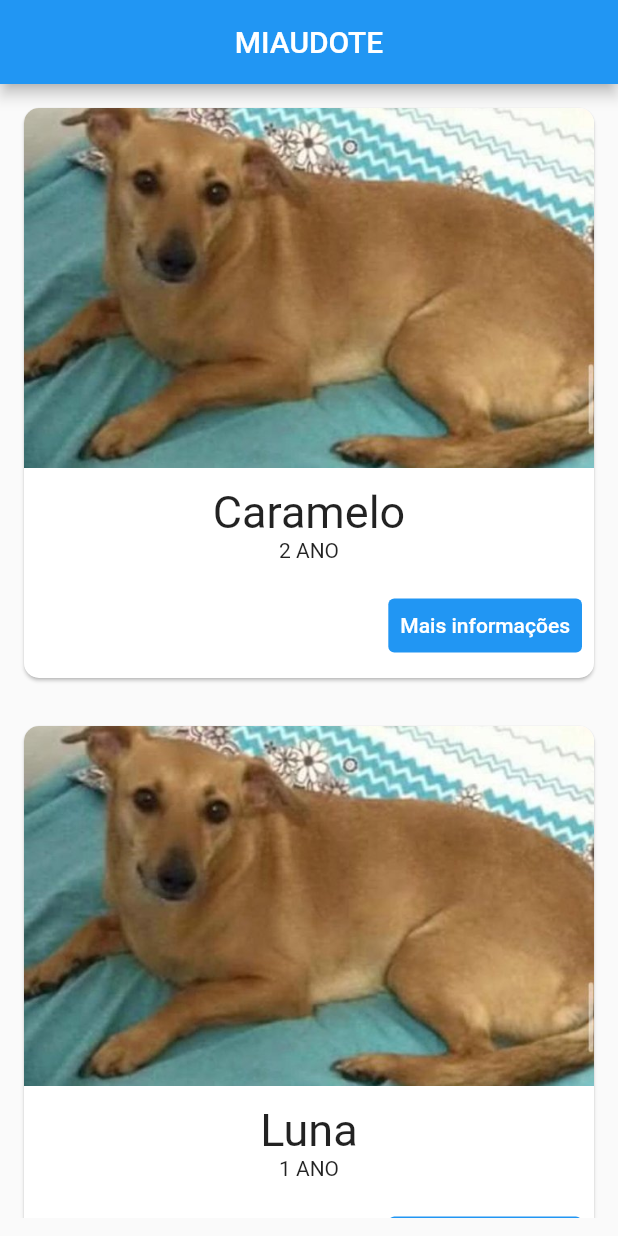
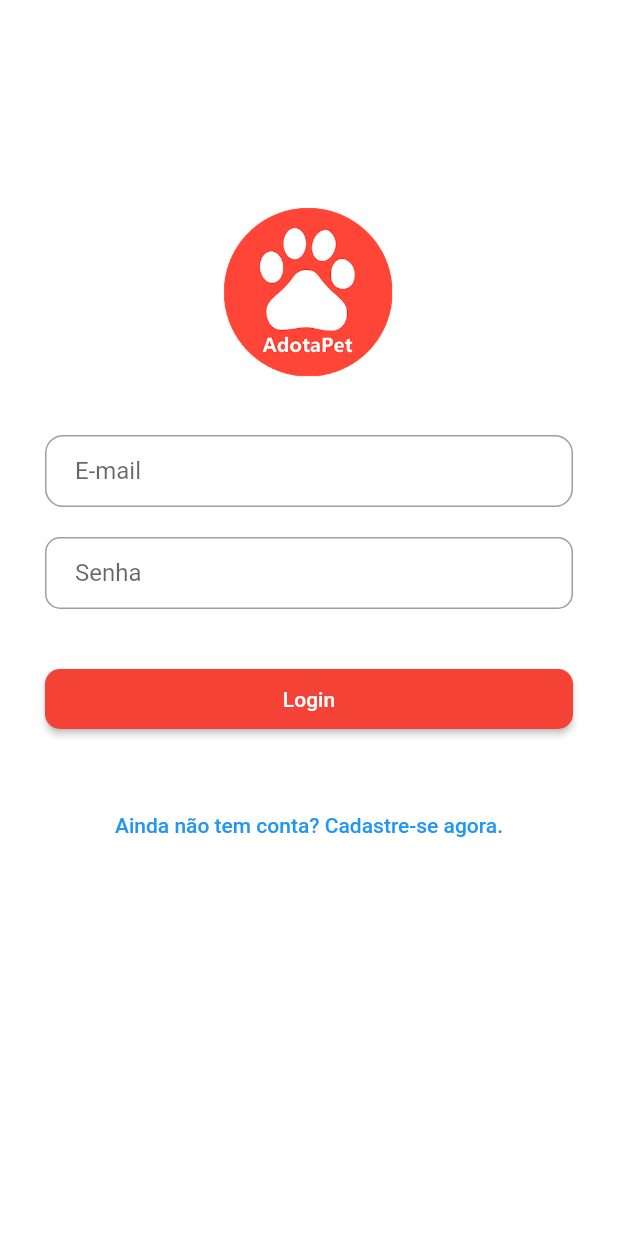
Before and after one commit to bantheus/proj-software-mobile-2022-2, a Flutter app: the screen it shows after launch, on a phone screen of 412 x 824 dp. Run offline on Flutter 3.47's test engine with Material 2 defaults, Android fonts, the phone set to English and light mode, and no system bars.

Commit message:
merge: cadastro, login, user

```diff
--- /dev/null
+++ b/lib/models/user.dart
@@ -0,0 +1,15 @@
+class User {
+  String nome;
+  String email;
+  String celular;
+  String senha;
+  bool status;
+
+  User({
+    required this.nome,
+    required this.email,
+    required this.celular,
+    required this.senha,
+    this.status = false,
+  });
+}
--- a/lib/my_app.dart
+++ b/lib/my_app.dart
@@ -1,5 +1,5 @@
 import 'package:flutter/material.dart';
-import 'package:miaudote/screens/home_screen.dart';
+import 'package:miaudote/screens/login_screen.dart';
 
 class MyApp extends StatelessWidget {
   const MyApp({super.key});
@@ -12,7 +12,7 @@
       theme: ThemeData(
         primarySwatch: Colors.blue,
       ),
-      home:HomePage(),
+      home: const LoginPage(),
     );
   }
 }
--- a/lib/repositories/pet_repository.dart
+++ b/lib/repositories/pet_repository.dart
@@ -1,10 +1,18 @@
 import 'package:miaudote/models/pet.dart';
+import 'dart:collection';
+import 'package:flutter/material.dart';
 
-class PetRepository {
-  List<Pet> pets = [];
+class PetRepository extends ChangeNotifier {
+  List<Pet> _pets = [];
+
+  UnmodifiableListView<Pet> get pets => UnmodifiableListView<Pet>(_pets);
 
   PetRepository() {
-    pets = [
+    loadPets();
+  }
+
+  loadPets() {
+    _pets = [
       Pet(
         id: 0,
         nome: "Caramelo",
@@ -26,5 +34,6 @@
         idade: 1,
       ),
     ];
+    notifyListeners();
   }
 }
--- /dev/null
+++ b/lib/repositories/user_repository.dart
@@ -0,0 +1,49 @@
+// ignore_for_file: depend_on_referenced_packages
+
+import 'dart:collection';
+// ignore: implementation_imports
+import 'package:collection/src/iterable_extensions.dart';
+
+import 'package:flutter/material.dart';
+import 'package:miaudote/models/user.dart';
+
+class UserRepository extends ChangeNotifier {
+  List<User> _users = [];
+
+  UnmodifiableListView<User> get users => UnmodifiableListView<User>(_users);
+
+  UserRepository() {
+    loadUsers();
+  }
+
+  User? findUser(String email) =>
+      _users.firstWhereOrNull((user) => user.email == email);
+
+  setStatus(User user) {
+    user.status = true;
+    notifyListeners();
+  }
+
+  createUser(User user) {
+    _users.add(user);
+    notifyListeners();
+  }
+
+  loadUsers() {
+    _users = [
+      User(
+        nome: 'Amanda Cristina',
+        email: 'amanda@gmail.com',
+        celular: '42995674122',
+        senha: '123456',
+      ),
+      User(
+        nome: 'Matheus Schmidt',
+        email: 'matheus@gmail.com',
+        celular: '15996916596',
+        senha: '123456',
+      ),
+    ];
+    notifyListeners();
+  }
+}
--- a/lib/screens/home_screen.dart
+++ b/lib/screens/home_screen.dart
@@ -1,12 +1,16 @@
 import 'package:flutter/material.dart';
+import 'package:miaudote/models/user.dart';
 import 'package:miaudote/models/pet.dart';
 import 'package:miaudote/repositories/pet_repository.dart';
 import 'package:miaudote/screens/pet_details_page.dart';
 import 'package:miaudote/widgets/pet_grid_view.dart';
 import 'package:miaudote/widgets/pet_image_card.dart';
+import 'package:provider/provider.dart';
 
 class HomePage extends StatefulWidget {
-  const HomePage({super.key});
+  final User user;
+
+  const HomePage({super.key, required this.user});
 
   @override
   State<HomePage> createState() => _HomePageState();
@@ -20,6 +24,8 @@
     super.initState();
     petList = PetRepository().pets;
   }
+
+  ValueNotifier<bool> showDescription = ValueNotifier(true);
 
   openDetails(Pet pet) {
     Navigator.of(context).push(
@@ -35,14 +41,18 @@
       appBar: AppBar(
         title: const Center(child: Text('MIAUDOTE')),
       ),
-      body: PetsGridView(
-        pets: List.from(
-          petList.map(
-            (Pet pet) => PetImageCard(
-              image: pet.imagem,
-              nome: pet.nome,
-              idade: pet.idade.toString(),
-              onTap: () => openDetails(pet),
+      body: Consumer<PetRepository>(
+        builder: (context, repository, _) => PetsGridView(
+          pets: List.from(
+            repository.pets.map(
+              (Pet pet) => PetImageCard(
+                image: pet.imagem,
+                nome: pet.nome,
+                idade: pet.idade.toString(),
+                onTap: () {
+                  openDetails(pet);
+                },
+              ),
             ),
           ),
         ),
--- /dev/null
+++ b/lib/screens/login_screen.dart
@@ -0,0 +1,175 @@
+import 'package:flutter/material.dart';
+import 'package:miaudote/models/user.dart';
+import 'package:miaudote/repositories/user_repository.dart';
+import 'package:miaudote/screens/cadastro_screen.dart';
+import 'package:miaudote/screens/home_screen.dart';
+import 'package:provider/provider.dart';
+
+class LoginPage extends StatefulWidget {
+  const LoginPage({Key? key}) : super(key: key);
+
+  @override
+  State<LoginPage> createState() => _LoginPageState();
+}
+
+class _LoginPageState extends State<LoginPage> {
+  final _formKey = GlobalKey<FormState>();
+  final _email = TextEditingController();
+  final _senha = TextEditingController();
+
+  autenticar() {
+    User? user = context.read<UserRepository>().findUser(_email.text);
+    if (user != null) {
+      if (user.senha == _senha.text) {
+        context.read<UserRepository>().setStatus(user);
+
+        Navigator.push(
+          context,
+          MaterialPageRoute(
+            builder: (_) => HomePage(user: user),
+          ),
+        );
+      } else {
+        ScaffoldMessenger.of(context).showSnackBar(
+          const SnackBar(
+            content: Text("Senha inválida"),
+          ),
+        );
+      }
+    } else {
+      ScaffoldMessenger.of(context).showSnackBar(
+        const SnackBar(
+          content: Text("Usuário não encontrado"),
+        ),
+      );
+    }
+  }
+
+  validarForm() {
+    if (_formKey.currentState!.validate()) {
+      autenticar();
+    }
+  }
+
+  @override
+  Widget build(BuildContext context) {
+    return Scaffold(
+      backgroundColor: Colors.white,
+      body: SingleChildScrollView(
+        reverse: true,
+        child: Center(
+          child: Column(
+            children: [
+              Padding(
+                padding: const EdgeInsets.only(top: 120.0),
+                child: SizedBox(
+                  width: 250,
+                  height: 150,
+                  child: Image.asset('images/logo.png'),
+                ),
+              ),
+              Padding(
+                padding: const EdgeInsets.symmetric(
+                  vertical: 20,
+                  horizontal: 30,
+                ),
+                child: Form(
+                  key: _formKey,
+                  child: Column(
+                    children: [
+                      TextFormField(
+                        controller: _email,
+                        keyboardType: TextInputType.emailAddress,
+                        decoration: InputDecoration(
+                          contentPadding:
+                              const EdgeInsets.symmetric(horizontal: 20.0),
+                          labelText: "E-mail",
+                          border: OutlineInputBorder(
+                            borderRadius: BorderRadius.circular(12),
+                          ),
+                        ),
+                        validator: (value) {
+                          String pattern =
+                              r'^(([^<>()[\]\\.,;:\s@\"]+(\.[^<>()[\]\\.,;:\s@\"]+)*)|(\".+\"))@((\[[0-9]{1,3}\.[0-9]{1,3}\.[0-9]{1,3}\.[0-9]{1,3}\])|(([a-zA-Z\-0-9]+\.)+[a-zA-Z]{2,}))$';
+                          RegExp regExp = RegExp(pattern);
+                          if (value!.isEmpty) {
+                            return 'Informe o email';
+                          }
+                          if (!regExp.hasMatch(value)) {
+                            return "Email inválido";
+                          }
+                          return null;
+                        },
+                      ),
+                      const SizedBox(height: 20),
+                      TextFormField(
+                        controller: _senha,
+                        obscureText: true,
+                        decoration: InputDecoration(
+                          contentPadding:
+                              const EdgeInsets.symmetric(horizontal: 20.0),
+                          labelText: "Senha",
+                          border: OutlineInputBorder(
+                            borderRadius: BorderRadius.circular(10),
+                          ),
+                        ),
+                        validator: (value) {
+                          if (value!.isEmpty) {
+                            return 'Informe a senha';
+                          }
+                          if (value.length < 6) {
+                            return 'A senha deve ter no mínimo 6 caracteres';
+                          } else {
+                            return null;
+                          }
+                        }, //imput
+                      ),
+                      const SizedBox(height: 40),
+                      SizedBox(
+                        height: 40,
+                        child: ElevatedButton(
+                          onPressed: () => validarForm(),
+                          style: ButtonStyle(
+                            backgroundColor:
+                                MaterialStateProperty.all<Color>(Colors.red),
+                            shape: MaterialStateProperty.all(
+                              RoundedRectangleBorder(
+                                borderRadius: BorderRadius.circular(10),
+                              ),
+                            ),
+                          ),
+                          child: const SizedBox(
+                            width: double.infinity,
+                            child: Text(
+                              'Login',
+                              textAlign: TextAlign.center,
+                            ),
+                          ),
+                        ),
+                      ),
+                      const SizedBox(height: 40),
+                      TextButton(
+                        onPressed: () {
+                          Navigator.push(
+                            context,
+                            MaterialPageRoute(
+                              builder: (context) => const CadastroPage(),
+                            ),
+                          );
+                        },
+                        child: const Text(
+                          'Ainda não tem conta? Cadastre-se agora.',
+                          style: TextStyle(color: Colors.blue),
+                        ),
+                      ),
+                    ],
+                  ),
+                ),
+              ),
+            ],
+          ),
+        ),
+      ),
+    );
+  }
+}
--- a/pubspec.yaml
+++ b/pubspec.yaml
@@ -36,7 +36,7 @@
   # The following adds the Cupertino Icons font to your application.
   # Use with the CupertinoIcons class for iOS style icons.
   cupertino_icons: ^1.0.2
-  url_launcher: ^6.1.6
+  provider: ^6.0.3
 
 dev_dependencies:
   flutter_test:
```
Also changed, not shown: lib/main.dart (+17 -0 lines), lib/screens/cadastro_screen.dart (added, +243 -0 lines), images/logo.png (added), pubspec.lock, 2 other files.
